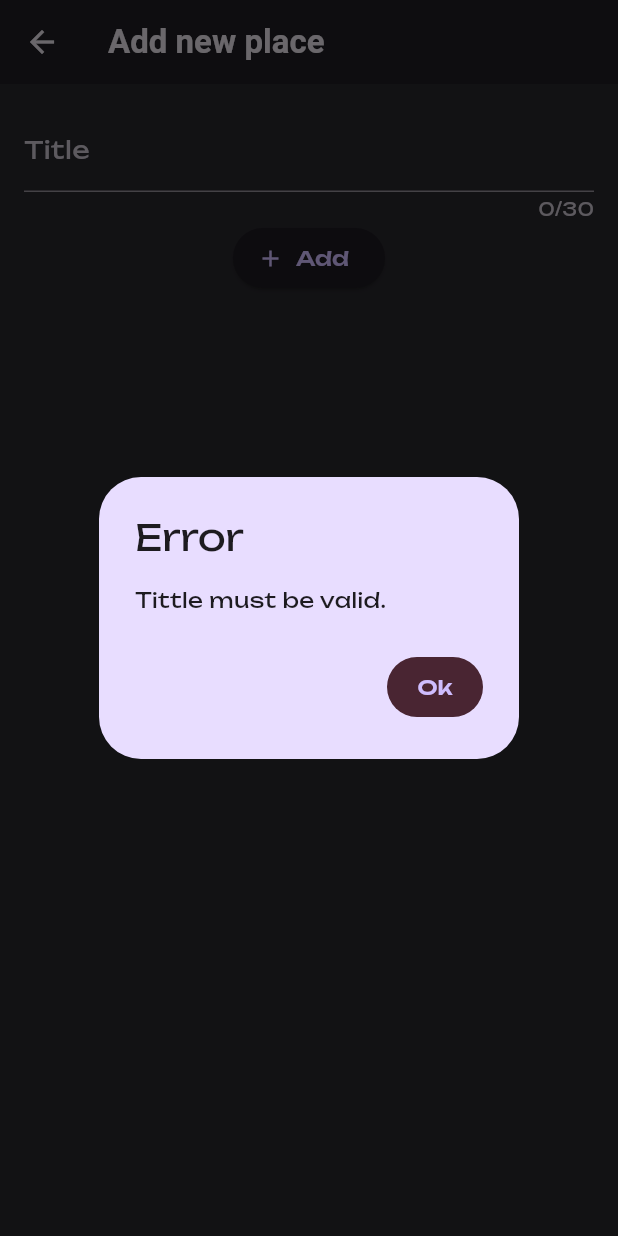
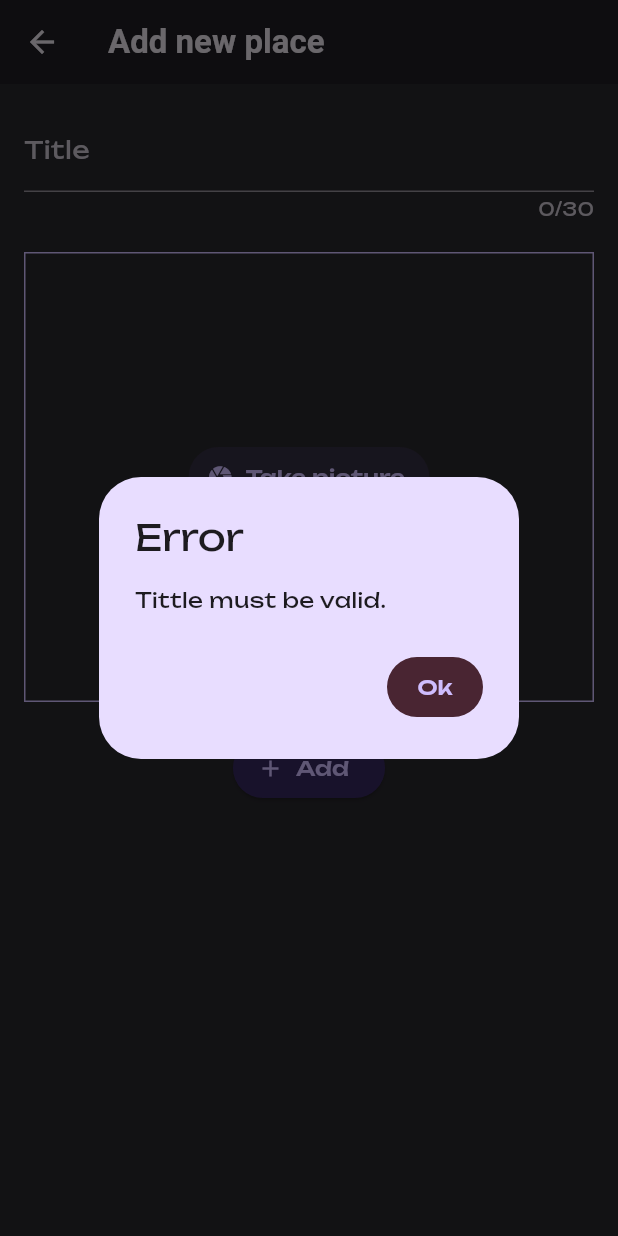
Before and after one commit to wmvieira21/favorite_places_flutter, a Flutter app: the AddNewPlaceScreen screen opened directly, after a tap on "Add", on a phone screen of 412 x 824 dp. Run offline on Flutter 3.47's test engine with Material 3 defaults, Android fonts, the phone set to English and light mode, and no system bars; our stand-ins replace flutter_riverpod, google_fonts, image_picker, riverpod.

Commit message:
camera control

```diff
--- a/lib/models/place.dart
+++ b/lib/models/place.dart
@@ -1,10 +1,13 @@
+import 'dart:io';
+
 import 'package:uuid/uuid.dart';
 
 const uuid = Uuid();
 
 class Place {
-  Place(this.tittle) : id = uuid.v4();
+  Place(this.tittle, this.image) : id = uuid.v4();
 
   final String id;
   final String tittle;
+  final File image;
 }
--- a/lib/screens/add_new_place_screen.dart
+++ b/lib/screens/add_new_place_screen.dart
@@ -1,3 +1,6 @@
+import 'dart:io';
+
+import 'package:favorite_places/widgets/image_input.dart';
 import 'package:flutter/material.dart';
 import 'package:flutter_riverpod/flutter_riverpod.dart';
 
@@ -15,6 +18,7 @@ class AddNewPlaceScreen extends ConsumerStatefulWidget {
 
 class _AddNewPlaceScreenState extends ConsumerState<AddNewPlaceScreen> {
   final TextEditingController tittleController = TextEditingController();
+  File? _selectedImage;
 
   _showAlertError() {
     return showDialog(
@@ -25,12 +29,12 @@ class _AddNewPlaceScreenState extends ConsumerState<AddNewPlaceScreen> {
   }
 
   _saveFavoritePlace() {
-    if (tittleController.text.isEmpty) {
+    if (tittleController.text.isEmpty || _selectedImage == null) {
       return _showAlertError();
     }
     ref
         .read(favoritePlacesProvider.notifier)
-        .addFavoritePlace(Place(tittleController.text));
+        .addFavoritePlace(Place(tittleController.text, _selectedImage!));
     Navigator.pop(context);
   }
 
@@ -49,6 +53,7 @@ class _AddNewPlaceScreenState extends ConsumerState<AddNewPlaceScreen> {
       body: SingleChildScrollView(
         padding: const EdgeInsets.all(16.0),
         child: Column(
+          spacing: 20,
           children: [
             TextField(
               controller: tittleController,
@@ -59,7 +64,10 @@ class _AddNewPlaceScreenState extends ConsumerState<AddNewPlaceScreen> {
                 label: Text('Title'),
               ),
             ),
+            ImageInput(onSelectingImage: (image) => _selectedImage = image),
             ElevatedButton.icon(
+              style: ElevatedButton.styleFrom(
+                  backgroundColor: Theme.of(context).colorScheme.onPrimary),
               onPressed: () => _saveFavoritePlace(),
               label: const Text('Add'),
               icon: const Icon(Icons.add),
--- /dev/null
+++ b/lib/widgets/image_input.dart
@@ -0,0 +1,71 @@
+import 'dart:io';
+
+import 'package:flutter/material.dart';
+import 'package:image_picker/image_picker.dart';
+
+class ImageInput extends StatefulWidget {
+  const ImageInput({super.key, required this.onSelectingImage});
+
+  final Function(File image) onSelectingImage;
+
+  @override
+  State<StatefulWidget> createState() {
+    return _ImageInputState();
+  }
+}
+
+class _ImageInputState extends State<ImageInput> {
+  File? _selectedImage;
+
+  void _takePicture() async {
+    final imagePicker = ImagePicker();
+    final pickedImage = await imagePicker.pickImage(
+        source: ImageSource.camera,
+        maxWidth: 600,
+        maxHeight: 300,
+        imageQuality: 100);
+
+    if (pickedImage == null) {
+      return;
+    }
+    setState(() {
+      _selectedImage = File(pickedImage.path);
+      widget.onSelectingImage(_selectedImage!);
+    });
+  }
+
+  @override
+  Widget build(BuildContext context) {
+    Widget content = TextButton.icon(
+      style: TextButton.styleFrom(
+          backgroundColor: Theme.of(context).colorScheme.onSecondary),
+      label: Text('Take picture'),
+      icon: Icon(Icons.camera),
+      onPressed: () => _takePicture(),
+    );
+
+    if (_selectedImage != null) {
+      return GestureDetector(
+        onTap: _takePicture,
+        child: Image.file(
+          _selectedImage!,
+          fit: BoxFit.fill,
+          width: double.infinity,
+          height: 300,
+        ),
+      );
+    }
+
+    return Container(
+        width: double.infinity,
+        height: 300,
+        alignment: Alignment.center,
+        decoration: BoxDecoration(
+          border: Border.all(
+              width: 1,
+              color:
+                  Theme.of(context).colorScheme.primary.withValues(alpha: 230)),
+        ),
+        child: content);
+  }
+}
--- a/pubspec.yaml
+++ b/pubspec.yaml
@@ -39,6 +39,7 @@ dependencies:
   flutter_riverpod: ^2.6.1
   riverpod_annotation: ^2.6.1
   uuid: ^4.5.1
+  image_picker: ^1.1.2
 
 dev_dependencies:
   flutter_test:
```
Also changed, not shown: lib/screens/favorite_place_details_screen.dart (+12 -4 lines), pubspec.lock, 6 other files.
